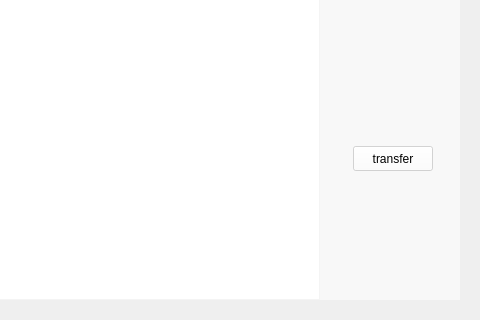
Before: the Qt Designer form TTKCore/musicUi/musicToolsetswidget/musicconnecttransferwidget.ui in Greedysky/TTKMusicPlayer, drawn with Qt 5; both pictures show x 175 to 655 and y 89 to 409 of the 655 by 409 pixel window.
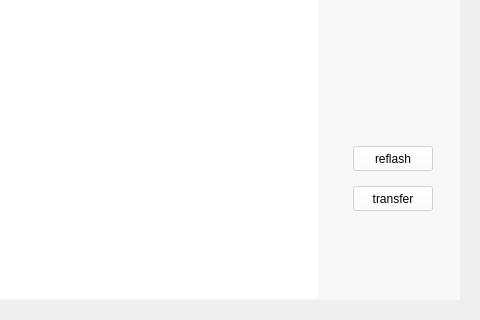
After: the same form once the commit is applied. Icons and pictures are not drawn. Custom widgets are drawn as their Qt base class.

Commit message: add reflash button to update usb dir path[320015]

Patch:
```diff
--- a/TTKCore/musicUi/musicToolsetswidget/musicconnecttransferwidget.ui
+++ b/TTKCore/musicUi/musicToolsetswidget/musicconnecttransferwidget.ui
@@ -175,7 +175,7 @@
     <property name="geometry">
      <rect>
       <x>508</x>
-      <y>190</y>
+      <y>230</y>
       <width>80</width>
       <height>25</height>
      </rect>
@@ -184,6 +184,19 @@
      <string>transfer</string>
     </property>
    </widget>
+   <widget class="QPushButton" name="reflashButton">
+    <property name="geometry">
+     <rect>
+      <x>508</x>
+      <y>190</y>
+      <width>80</width>
+      <height>25</height>
+     </rect>
+    </property>
+    <property name="text">
+     <string>reflash</string>
+    </property>
+   </widget>
   </widget>
   <zorder>background</zorder>
   <zorder>backgroundMask</zorder>
```
The commit also changes 2 other files.
